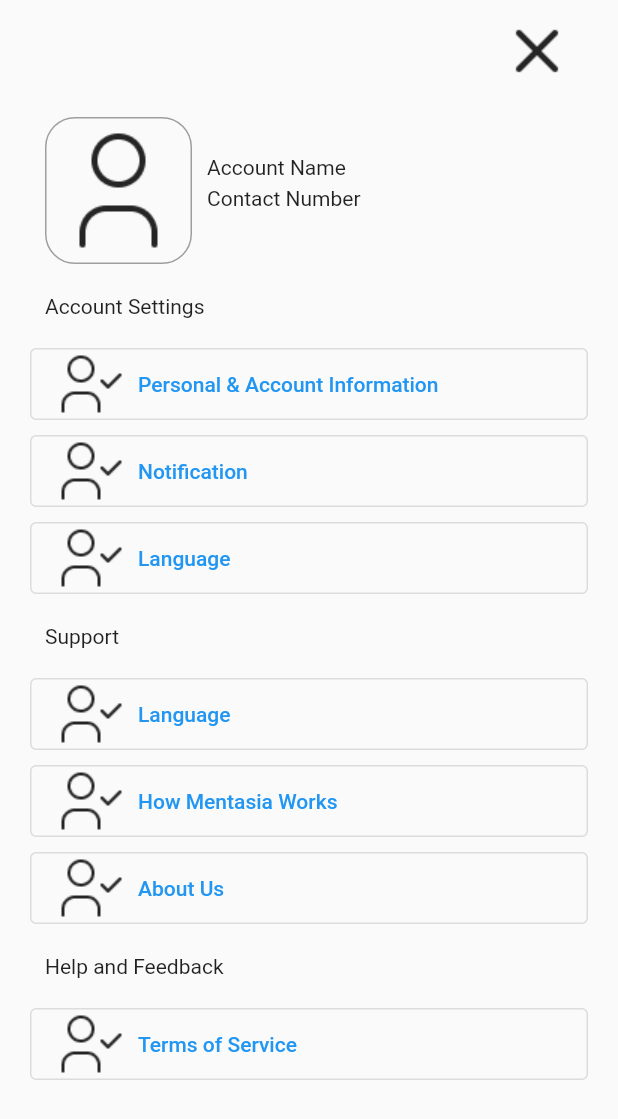
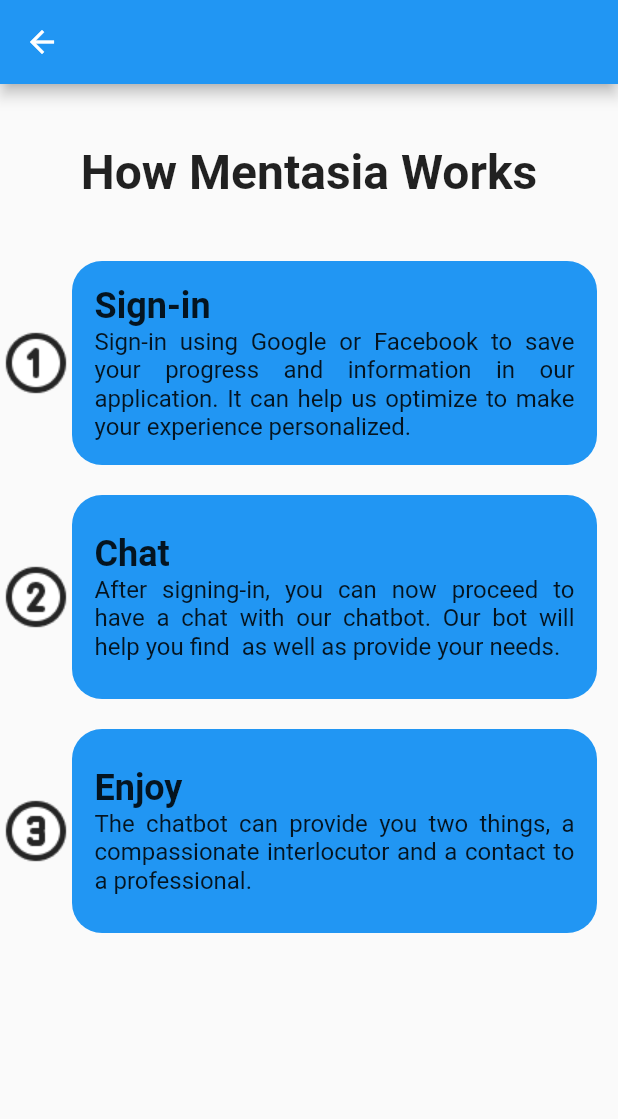
Before and after one commit to eunhachingu/mentasia, a Flutter app: the screen it shows after launch, on a phone screen of 412 x 824 dp. Shown: the top 1119 px of the screen. Run offline on Flutter 3.47's test engine with Material 2 defaults, Android fonts, the phone set to English and light mode, and no system bars; our stand-ins replace get, google_fonts.

Commit message:
initial support settings

```diff
--- a/lib/src/constants/image_strings.dart
+++ b/lib/src/constants/image_strings.dart
@@ -12,3 +12,9 @@
 const String tPersonalInfo = "assets/logo/personal-info-logo.png";
 const String tTermsandService = "assets/logo/terms-of-service-logo.png";
 const String tCancel = "assets/logo/cancel-logo.png";
+
+// Support Settings
+
+const String tNumber1 = "assets/logo/number1-logo.png";
+const String tNumber2 = "assets/logo/number2-logo.png";
+const String tNumber3 = "assets/logo/number3-logo.png";
--- a/lib/src/features/authentication/controllers/splash_screen_controller.dart
+++ b/lib/src/features/authentication/controllers/splash_screen_controller.dart
@@ -1,6 +1,7 @@
 import 'package:flutter/material.dart';
 import 'package:get/get.dart';
-import 'package:mentasia/src/features/authentication/screens/settings_screen.dart';
+import 'package:mentasia/src/features/authentication/screens/splash_screen/settings/settings_screen.dart';
+import 'package:mentasia/src/features/authentication/screens/splash_screen/settings/support/mentasia_works_screen.dart';
 
 import '../screens/homescreen.dart';
 
@@ -14,7 +15,7 @@
     animate.value = true;
     await Future.delayed(Duration(milliseconds: 3000));
     // ignore: use_build_context_synchronously
-    Get.to(const SettingsScreen());
+    Get.to(const MentasiaWorksScreen());
     // Navigator.pushReplacement(
     //     context, MaterialPageRoute(builder: (context) => const AppHome()));
   }
--- /dev/null
+++ b/lib/src/features/authentication/screens/splash_screen/settings/support/mentasia_works_screen.dart
@@ -0,0 +1,175 @@
+import 'package:flutter/material.dart';
+import 'package:mentasia/src/constants/image_strings.dart';
+
+class MentasiaWorksScreen extends StatefulWidget {
+  const MentasiaWorksScreen({super.key});
+
+  @override
+  State<MentasiaWorksScreen> createState() => _MentasiaWorksScreenState();
+}
+
+class _MentasiaWorksScreenState extends State<MentasiaWorksScreen> {
+  @override
+  Widget build(BuildContext context) {
+    return Scaffold(
+      appBar: AppBar(),
+      body: Column(
+        children: [
+          // How Mentasia Works
+          const Center(
+            child: Padding(
+              padding: EdgeInsets.symmetric(horizontal: 30.0, vertical: 40),
+              child: Text(
+                "How Mentasia Works",
+                style: TextStyle(
+                  fontSize: 32,
+                  fontWeight: FontWeight.bold,
+                ),
+              ),
+            ),
+          ),
+
+          // Sign in
+          Row(
+            crossAxisAlignment: CrossAxisAlignment.center,
+            children: [
+              Container(
+                child: const Image(
+                  image: AssetImage(tNumber1),
+                ),
+              ),
+              Container(
+                decoration: BoxDecoration(
+                  borderRadius: BorderRadius.circular(20.0),
+                  color: Colors.blue,
+                ),
+                height: 136,
+                width: 350,
+                child: Padding(
+                  padding: const EdgeInsets.all(15.0),
+                  child: Column(
+                    crossAxisAlignment: CrossAxisAlignment.start,
+                    mainAxisAlignment: MainAxisAlignment.center,
+                    // ignore: prefer_const_literals_to_create_immutables
+                    children: [
+                      const Text(
+                        "Sign-in",
+                        style: TextStyle(
+                          fontSize: 24,
+                          fontWeight: FontWeight.bold,
+                        ),
+                      ),
+                      const Text(
+                        textAlign: TextAlign.justify,
+                        "Sign-in using Google or Facebook to save your progress and information in our application. It can help us optimize to make your experience personalized.",
+                        style: TextStyle(
+                          fontSize: 16,
+                        ),
+                      ),
+                    ],
+                  ),
+                ),
+              ),
+            ],
+          ),
+
+          SizedBox(
+            height: 20,
+          ),
+
+          // Chat
+          Row(
+            crossAxisAlignment: CrossAxisAlignment.center,
+            children: [
+              Container(
+                child: const Image(
+                  image: AssetImage(tNumber2),
+                ),
+              ),
+              Container(
+                decoration: BoxDecoration(
+                  borderRadius: BorderRadius.circular(20.0),
+                  color: Colors.blue,
+                ),
+                height: 136,
+                width: 350,
+                child: Padding(
+                  padding: const EdgeInsets.all(15.0),
+                  child: Column(
+                    crossAxisAlignment: CrossAxisAlignment.start,
+                    mainAxisAlignment: MainAxisAlignment.center,
+                    // ignore: prefer_const_literals_to_create_immutables
+                    children: [
+                      const Text(
+                        "Chat",
+                        style: TextStyle(
+                          fontSize: 24,
+                          fontWeight: FontWeight.bold,
+                        ),
+                      ),
+                      const Text(
+                        textAlign: TextAlign.justify,
+                        "After signing-in, you can now proceed to have a chat with our chatbot. Our bot will help you find  as well as provide your needs.",
+                        style: TextStyle(
+                          fontSize: 16,
+                        ),
+                      ),
+                    ],
+                  ),
+                ),
+              ),
+            ],
+          ),
+
+          SizedBox(
+            height: 20,
+          ),
+
+          // Enjoy
+          Row(
+            crossAxisAlignment: CrossAxisAlignment.center,
+            children: [
+              Container(
+                child: const Image(
+                  image: AssetImage(tNumber3),
+                ),
+              ),
+              Container(
+                decoration: BoxDecoration(
+                  borderRadius: BorderRadius.circular(20.0),
+                  color: Colors.blue,
+                ),
+                height: 136,
+                width: 350,
+                child: Padding(
+                  padding: const EdgeInsets.all(15.0),
+                  child: Column(
+                    crossAxisAlignment: CrossAxisAlignment.start,
+                    mainAxisAlignment: MainAxisAlignment.center,
+                    // ignore: prefer_const_literals_to_create_immutables
+                    children: [
+                      const Text(
+                        "Enjoy",
+                        style: TextStyle(
+                          fontSize: 24,
+                          fontWeight: FontWeight.bold,
+                        ),
+                      ),
+                      const Text(
+                        textAlign: TextAlign.justify,
+                        "The chatbot can provide you two things, a compassionate interlocutor and a contact to a professional.",
+                        style: TextStyle(
+                          fontSize: 16,
+                        ),
+                      ),
+                    ],
+                  ),
+                ),
+              ),
+            ],
+          ),
+        ],
+      ),
+    );
+  }
+}
```
Also changed, not shown: assets/logo/number1-logo.png (added), assets/logo/number2-logo.png (added), assets/logo/number3-logo.png (added), lib/src/features/authentication/screens/splash_screen/settings/settings_screen.dart (renamed from lib/src/features/authentication/screens/settings_screen.dart).
